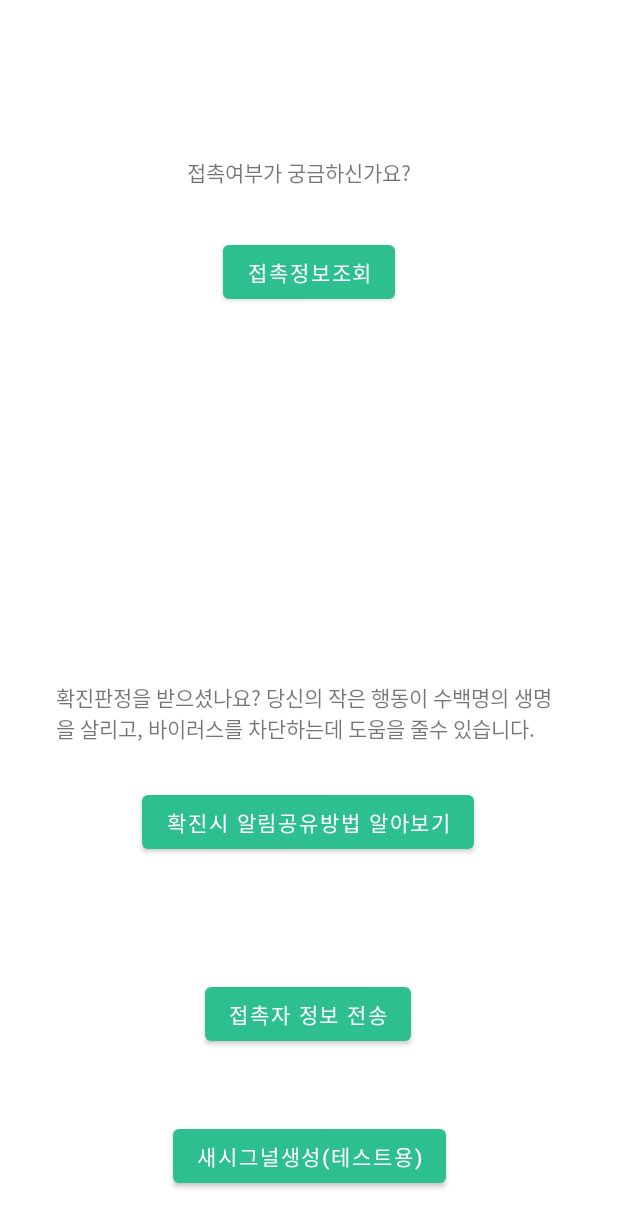
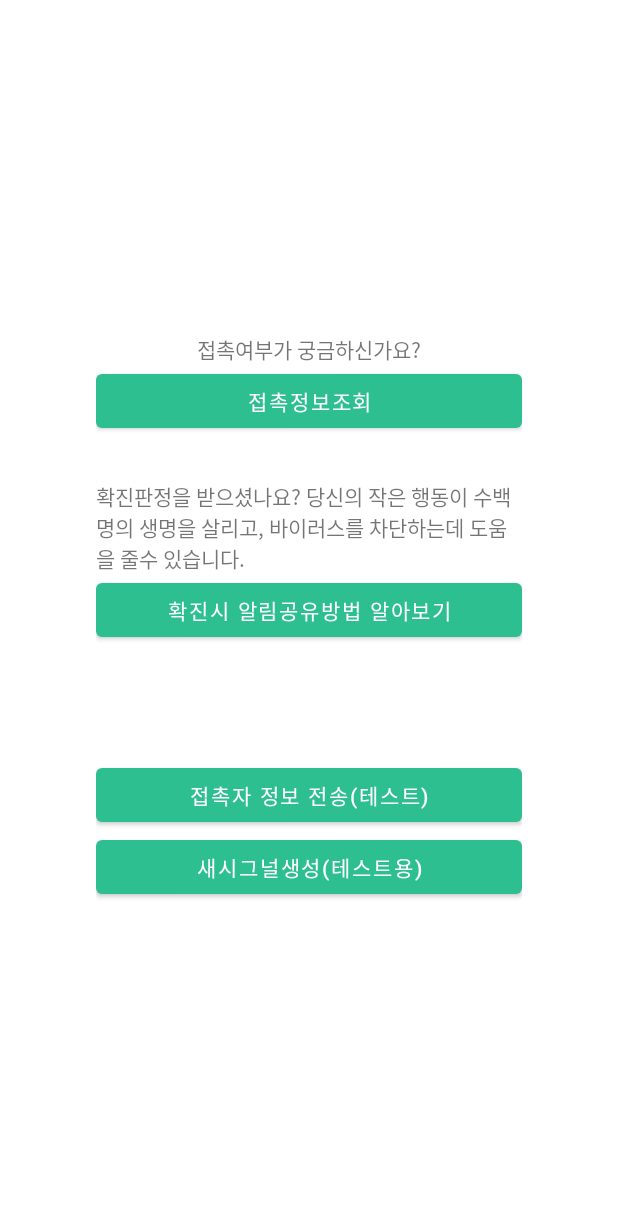
Before and after one commit to TeamFermata/Fermata-Android-OLD, an Android app: the layout activity_main.xml on its own in the app's theme, with its tools: preview values and no code run, on a phone screen of 412 x 824 dp. Shown: the top 1227 px of the screen. Run offline under Robolectric (Android 15) with nearby library versions, the light colour scheme and no system bars; network calls fail.

Commit message:
코드구현

```diff
--- a/app/src/main/java/site/fermata/app/InsertActivity.java
+++ b/app/src/main/java/site/fermata/app/InsertActivity.java
@@ -132,7 +132,7 @@ public class InsertActivity extends AppCompatActivity {
                                         prf.edit().remove("session").apply();
                                     }
 
-                                    return  HttpClient.checkAuth(prf,getApplicationContext()).flatMap(this);
+                                    return  Single.timer(3, TimeUnit.SECONDS).flatMap(s->HttpClient.checkAuth(prf,getApplicationContext())) .flatMap(this);
 
                                 }
 
--- a/app/src/main/java/site/fermata/app/MainActivity.java
+++ b/app/src/main/java/site/fermata/app/MainActivity.java
@@ -180,6 +180,8 @@ public class MainActivity extends AppCompatActivity {
                                     .putExtra("time",now));
 
 
+                        } else {
+                            toast("전송할 로그가 없습니다. 다른 기기에 설치해서 신호를 주고 받아야 저장됩니다.");
                         }
 
 
--- a/app/src/main/java/site/fermata/app/ScanReceiver.java
+++ b/app/src/main/java/site/fermata/app/ScanReceiver.java
@@ -110,7 +110,7 @@ public class ScanReceiver extends BroadcastReceiver {
                                          prf.edit().remove("session").apply();
                                      }
 
-                                     return  HttpClient.checkAuth(prf,context).flatMap(this);
+                                     return  Single.timer(3, TimeUnit.SECONDS).flatMap(s->HttpClient.checkAuth(prf,context)) .flatMap(this);
 
                                  }
 
--- a/app/src/main/res/layout/activity_main.xml
+++ b/app/src/main/res/layout/activity_main.xml
@@ -6,67 +6,69 @@
     android:layout_height="match_parent"
     tools:context=".MainActivity">
 
+    <LinearLayout
+        android:layout_width="wrap_content"
+        android:layout_height="wrap_content"
+        android:orientation="vertical"
+        android:padding="64dp"
+        app:layout_constraintBottom_toBottomOf="parent"
+        app:layout_constraintEnd_toEndOf="parent"
+        app:layout_constraintStart_toStartOf="parent"
+        app:layout_constraintTop_toTopOf="parent">
+
         <TextView
             android:id="@+id/textView"
             android:layout_width="wrap_content"
             android:layout_height="wrap_content"
-        android:layout_marginTop="104dp"
-        android:text="접촉여부가 궁금하신가요?"
-        app:layout_constraintEnd_toEndOf="parent"
-        app:layout_constraintHorizontal_bias="0.474"
-        app:layout_constraintStart_toStartOf="parent"
-        app:layout_constraintTop_toTopOf="parent" />
+
+            android:layout_gravity="center_horizontal"
+            android:text="접촉여부가 궁금하신가요?" />
 
         <Button
             android:id="@+id/query_btn"
-        android:layout_width="wrap_content"
-        android:layout_height="48dp"
-        android:layout_marginTop="32dp"
-        android:text="접촉정보조회"
-        app:layout_constraintEnd_toEndOf="parent"
-        app:layout_constraintStart_toStartOf="parent"
-        app:layout_constraintTop_toBottomOf="@+id/textView" />
+            android:layout_width="match_parent"
+            android:layout_height="wrap_content"
+            android:layout_gravity="center_horizontal"
+            android:text="접촉정보조회" />
+
+        <Space
+            android:layout_width="match_parent"
+            android:layout_height="29dp" />
 
         <TextView
             android:id="@+id/textView2"
-        android:layout_width="337dp"
+            android:layout_width="wrap_content"
             android:layout_height="wrap_content"
-        android:layout_marginBottom="28dp"
-        android:text="확진판정을 받으셨나요? 당신의 작은 행동이 수백명의 생명을 살리고, 바이러스를 차단하는데 도움을 줄수 있습니다."
-        app:layout_constraintBottom_toTopOf="@+id/insert_btn"
-        app:layout_constraintEnd_toEndOf="parent"
-        app:layout_constraintStart_toStartOf="parent" />
+
+            android:layout_gravity="center_horizontal"
+            android:text="확진판정을 받으셨나요? 당신의 작은 행동이 수백명의 생명을 살리고, 바이러스를 차단하는데 도움을 줄수 있습니다." />
 
         <Button
             android:id="@+id/insert_btn"
-        android:layout_width="wrap_content"
+            android:layout_width="match_parent"
             android:layout_height="wrap_content"
-        android:layout_marginBottom="252dp"
-        android:text="확진시 알림공유방법 알아보기"
-        app:layout_constraintBottom_toBottomOf="parent"
-        app:layout_constraintEnd_toEndOf="parent"
-        app:layout_constraintHorizontal_bias="0.497"
-        app:layout_constraintStart_toStartOf="parent" />
+
+            android:layout_gravity="center_horizontal"
+            android:text="확진시 알림공유방법 알아보기" />
+
+        <Space
+            android:layout_width="match_parent"
+            android:layout_height="75dp" />
+
+        <Button
+            android:id="@+id/send_button"
+            android:layout_width="match_parent"
+            android:layout_height="wrap_content"
+
+            android:layout_gravity="center_horizontal"
+            android:text="접촉자 정보 전송(테스트)" />
 
         <Button
             android:id="@+id/new_signal_button"
-        android:layout_width="wrap_content"
-        android:layout_height="wrap_content"
-        android:layout_marginBottom="29dp"
-        android:text="새시그널생성(테스트용)"
-        app:layout_constraintBottom_toBottomOf="parent"
-        app:layout_constraintEnd_toEndOf="parent"
-        app:layout_constraintStart_toStartOf="parent" />
-
-    <Button
-        android:id="@+id/send_button"
-        android:layout_width="wrap_content"
+            android:layout_width="match_parent"
             android:layout_height="wrap_content"
 
-        android:layout_marginBottom="124dp"
-        android:text="접촉자 정보 전송"
-        app:layout_constraintBottom_toBottomOf="parent"
-        app:layout_constraintEnd_toEndOf="parent"
-        app:layout_constraintHorizontal_bias="0.498"
-        app:layout_constraintStart_toStartOf="parent" />
+            android:layout_gravity="center_horizontal"
+            android:text="새시그널생성(테스트용)" />
+    </LinearLayout>
 </androidx.constraintlayout.widget.ConstraintLayout>
```
Lines whose indentation alone changed are shown as unchanged.
